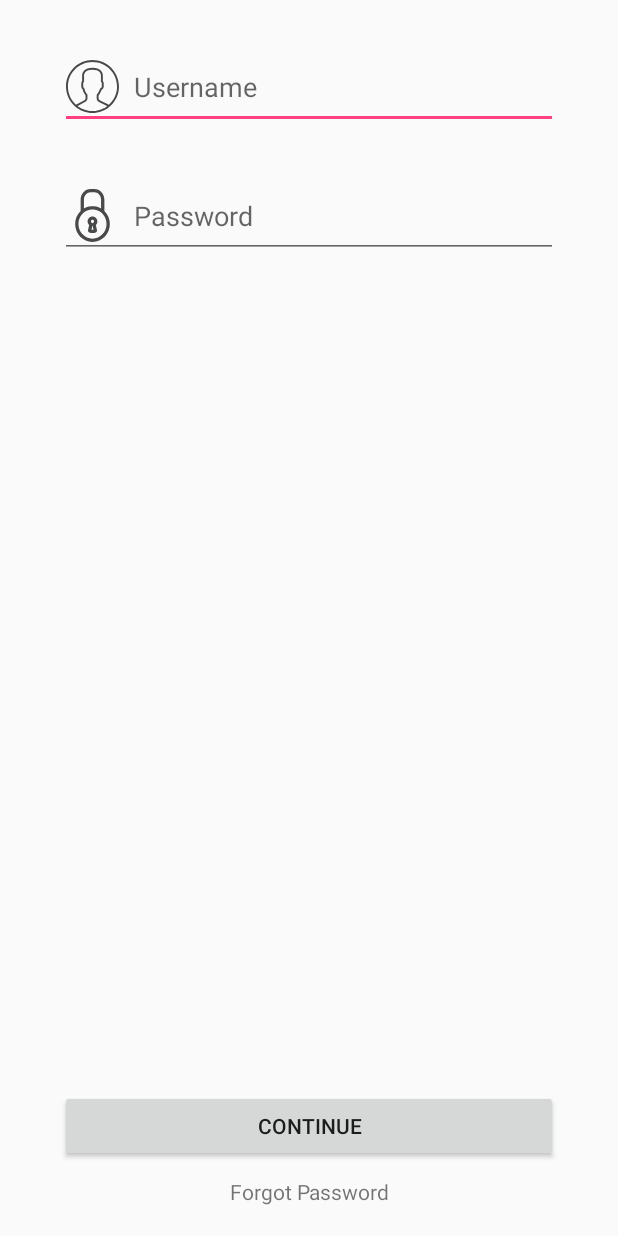
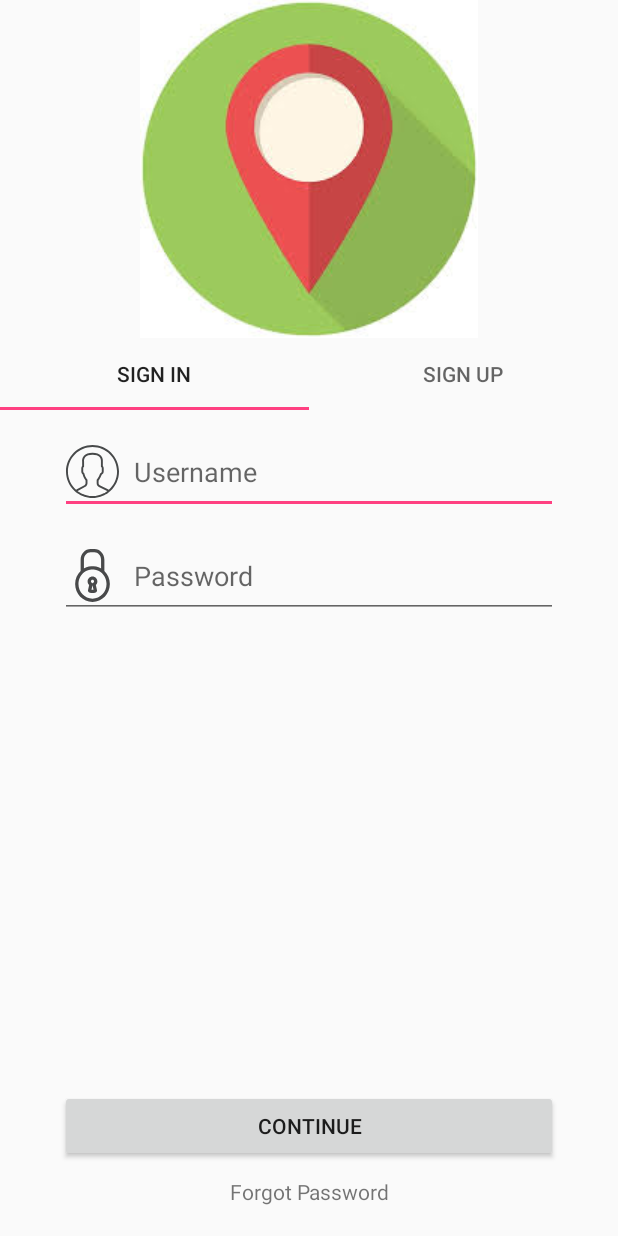
Before and after one commit to Ninise/CityDriveApp, an Android app: the LoginActivity screen opened directly, with no data from a screen before it, on a phone screen of 412 x 824 dp. Run offline under Robolectric (Android 15) with nearby library versions, the phone set to English and light mode, and no system bars.

Commit message:
Added presenter for login activity, added tablayout, some UI changes

```diff
--- a/app/src/main/AndroidManifest.xml
+++ b/app/src/main/AndroidManifest.xml
@@ -17,6 +17,8 @@
 
         <activity android:name=".mvp.view.login.LoginActivity"/>
 
+        <activity android:name=".mvp.view.main.MainActivity"/>
+
     </application>
 
 </manifest>
--- a/app/src/main/java/com/hazelhunt/citydriveapp/adapters/LoginViewPagerAdapter.kt
+++ b/app/src/main/java/com/hazelhunt/citydriveapp/adapters/LoginViewPagerAdapter.kt
@@ -9,9 +9,10 @@ import com.hazelhunt.citydriveapp.mvp.view.login.RegistrationFragment
 /**
  * Created by ninise on 7/24/16.
  */
-class LoginViewPagerAdapter(fragmentManager: FragmentManager) : FragmentPagerAdapter(fragmentManager) {
+class LoginViewPagerAdapter(fragmentManager: FragmentManager, asList: MutableList<String>) : FragmentPagerAdapter(fragmentManager) {
 
     val countOfPage = 2
+    val list = asList
 
     override fun getItem(position: Int): Fragment {
         if (position == 0)
@@ -22,4 +23,8 @@ class LoginViewPagerAdapter(fragmentManager: FragmentManager) : FragmentPagerAda
 
     override fun getCount(): Int = countOfPage
 
+    override fun getPageTitle(position: Int): CharSequence {
+        return list[position]
+    }
+
 }
--- /dev/null
+++ b/app/src/main/java/com/hazelhunt/citydriveapp/mvp/presenter/login/ILoginPresenter.kt
@@ -0,0 +1,11 @@
+package com.hazelhunt.citydriveapp.mvp.presenter.login
+
+/**
+ * Created by ninise on 7/25/16.
+ */
+interface ILoginPresenter {
+
+    fun login(name : String, pass : String)
+    fun forgot()
+
+}
--- /dev/null
+++ b/app/src/main/java/com/hazelhunt/citydriveapp/mvp/presenter/login/ILoginView.kt
@@ -0,0 +1,11 @@
+package com.hazelhunt.citydriveapp.mvp.presenter.login
+
+/**
+ * Created by ninise on 7/25/16.
+ */
+interface ILoginView {
+
+    fun onLoginSuccess()
+    fun onLoginFail()
+
+}
--- /dev/null
+++ b/app/src/main/java/com/hazelhunt/citydriveapp/mvp/presenter/login/LoginPresenter.kt
@@ -0,0 +1,17 @@
+package com.hazelhunt.citydriveapp.mvp.presenter.login
+
+/**
+ * Created by ninise on 7/25/16.
+ */
+class LoginPresenter(view : ILoginView) : ILoginPresenter {
+
+    var mView = view
+
+    override fun login(name: String, pass: String) {
+        mView.onLoginSuccess()
+    }
+
+    override fun forgot() {
+
+    }
+}
--- a/app/src/main/java/com/hazelhunt/citydriveapp/mvp/view/intro/IntroActivity.kt
+++ b/app/src/main/java/com/hazelhunt/citydriveapp/mvp/view/intro/IntroActivity.kt
@@ -5,7 +5,6 @@ import android.content.Intent
 import android.graphics.Color
 import android.os.Bundle
 import android.support.v4.app.Fragment
-import android.util.Log
 import com.github.paolorotolo.appintro.AppIntro2
 import com.github.paolorotolo.appintro.AppIntro2Fragment
 import com.github.paolorotolo.appintro.AppIntroFragment
--- a/app/src/main/java/com/hazelhunt/citydriveapp/mvp/view/login/LoginActivity.kt
+++ b/app/src/main/java/com/hazelhunt/citydriveapp/mvp/view/login/LoginActivity.kt
@@ -1,10 +1,12 @@
 package com.hazelhunt.citydriveapp.mvp.view.login
 
 import android.os.Bundle
+import android.support.design.widget.TabLayout
 import android.support.v4.view.ViewPager
 import com.hazelhunt.citydriveapp.R
 import com.hazelhunt.citydriveapp.adapters.LoginViewPagerAdapter
 import com.hazelhunt.citydriveapp.mvp.view.BaseActivity
+import java.util.*
 
 /**
  * Created by ninise on 7/24/16.
@@ -14,9 +16,12 @@ class LoginActivity : BaseActivity() {
     override fun onCreate(savedInstanceState: Bundle?) {
         super.onCreate(savedInstanceState)
         setContentView(R.layout.login_activity)
+
         val viewPager = findViewById(R.id.loginViewPager) as ViewPager?
-        viewPager?.adapter = LoginViewPagerAdapter(supportFragmentManager)
+        viewPager?.adapter = LoginViewPagerAdapter(supportFragmentManager, Arrays.asList(string(R.string.sign_in), string(R.string.sign_up)))
 
+        val tabLayout = findViewById(R.id.loginTabLayout) as TabLayout?
+        tabLayout?.setupWithViewPager(viewPager)
     }
 
 
--- a/app/src/main/java/com/hazelhunt/citydriveapp/mvp/view/login/LoginFragment.kt
+++ b/app/src/main/java/com/hazelhunt/citydriveapp/mvp/view/login/LoginFragment.kt
@@ -1,17 +1,24 @@
 package com.hazelhunt.citydriveapp.mvp.view.login
 
+import android.content.Intent
 import android.os.Bundle
 import android.support.v4.app.Fragment
 import android.view.LayoutInflater
 import android.view.View
 import android.view.ViewGroup
+import android.widget.Button
+import android.widget.EditText
 import com.hazelhunt.citydriveapp.R
 import com.hazelhunt.citydriveapp.extensions.inflate
+import com.hazelhunt.citydriveapp.mvp.presenter.login.ILoginView
+import com.hazelhunt.citydriveapp.mvp.presenter.login.LoginPresenter
+import com.hazelhunt.citydriveapp.mvp.view.BaseActivity
+import com.hazelhunt.citydriveapp.mvp.view.main.MainActivity
 
 /**
  * Created by ninise on 7/24/16.
  */
-class LoginFragment : Fragment() {
+class LoginFragment : Fragment(), ILoginView {
 
     object instance {
         fun newInstance(): LoginFragment = LoginFragment()
@@ -20,10 +27,23 @@ class LoginFragment : Fragment() {
     override fun onCreateView(inflater: LayoutInflater?, container: ViewGroup?, savedInstanceState: Bundle?): View? {
         val view = container?.inflate(R.layout.login_fragment)
 
+        var nameEditText = view?.findViewById(R.id.loginUserNameEditText) as EditText
+        var passEditText = view?.findViewById(R.id.loginUserPassEditText) as EditText
+
+        var mPresenter = LoginPresenter(this)
+
+        var loginButton = view?.findViewById(R.id.loginButton) as Button
+        loginButton.setOnClickListener { mPresenter.login(nameEditText.text.toString(), passEditText.text.toString()) }
 
 
         return view
     }
 
+    override fun onLoginSuccess() {
+        startActivity(Intent(context, MainActivity::class.java))
+    }
 
+    override fun onLoginFail() {
+
+    }
 }
--- a/app/src/main/res/layout/login_activity.xml
+++ b/app/src/main/res/layout/login_activity.xml
@@ -1,8 +1,9 @@
 <?xml version="1.0" encoding="utf-8"?>
 <RelativeLayout xmlns:android="http://schemas.android.com/apk/res/android"
-              android:orientation="vertical"
-              android:layout_width="match_parent"
-              android:layout_height="match_parent">
+                xmlns:app="http://schemas.android.com/apk/res-auto"
+                android:orientation="vertical"
+                android:layout_width="match_parent"
+                android:layout_height="match_parent">
 
     <ImageView
         android:id="@+id/loginAppLogoImageView"
@@ -10,14 +11,26 @@
         android:layout_height="wrap_content"
         android:layout_alignParentTop="true"
         android:layout_centerHorizontal="true"
+        android:src="@drawable/test_logo"
         />
 
+    <android.support.design.widget.TabLayout
+        android:id="@+id/loginTabLayout"
+        android:layout_width="match_parent"
+        android:layout_height="wrap_content"
+        android:layout_below="@id/loginAppLogoImageView"
+        android:layout_alignParentLeft="true"
+        android:layout_alignParentStart="true"
+        android:clickable="false"
+        app:tabMaxWidth="0dp"
+        app:tabGravity="fill"
+        app:tabMode="fixed"/>
 
     <android.support.v4.view.ViewPager
         android:id="@+id/loginViewPager"
         android:layout_width="match_parent"
         android:layout_height="match_parent"
-        android:layout_below="@id/loginAppLogoImageView"
+        android:layout_below="@id/loginTabLayout"
         />
 
 </RelativeLayout>
--- a/app/src/main/res/layout/login_fragment.xml
+++ b/app/src/main/res/layout/login_fragment.xml
@@ -11,11 +11,17 @@
         android:layout_height="wrap_content"
         android:layout_alignParentTop="true">
 
+        <android.support.v4.widget.Space
+            android:layout_width="20px"
+            android:layout_height="20px"
+            android:layout_weight="1"
+            />
+
         <EditText
             android:id="@+id/loginUserNameEditText"
             android:layout_width="match_parent"
             android:layout_height="wrap_content"
-            android:layout_marginTop="@dimen/login_fragment_edit_text_margin_top"
+            android:layout_weight="1"
             android:layout_marginLeft="@dimen/login_fragment_edit_text_margin_lr"
             android:layout_marginRight="@dimen/login_fragment_edit_text_margin_lr"
             android:hint="@string/login_username_hint"
@@ -24,17 +30,29 @@
             android:drawablePadding="10dip"
             />
 
+        <android.support.v4.widget.Space
+            android:layout_width="20px"
+            android:layout_height="20px"
+            android:layout_weight="1"
+            />
+
         <EditText
             android:id="@+id/loginUserPassEditText"
             android:layout_width="match_parent"
             android:layout_height="wrap_content"
-            android:layout_marginTop="@dimen/login_fragment_edit_text_margin_top"
+            android:layout_weight="1"
             android:layout_marginLeft="@dimen/login_fragment_edit_text_margin_lr"
             android:layout_marginRight="@dimen/login_fragment_edit_text_margin_lr"
             android:hint="@string/login_pass_hint"
             android:gravity="center_vertical"
             android:drawableLeft="@drawable/closed_lock"
             android:drawablePadding="10dip"
+            />
+
+        <android.support.v4.widget.Space
+            android:layout_width="20px"
+            android:layout_height="20px"
+            android:layout_weight="1"
             />
 
     </LinearLayout>
--- /dev/null
+++ b/app/src/main/res/layout/main_activity.xml
@@ -0,0 +1,6 @@
+<?xml version="1.0" encoding="utf-8"?>
+<RelativeLayout xmlns:android="http://schemas.android.com/apk/res/android"
+                android:layout_width="match_parent"
+                android:layout_height="match_parent">
+
+</RelativeLayout>
--- a/app/src/main/res/values/strings.xml
+++ b/app/src/main/res/values/strings.xml
@@ -8,6 +8,8 @@
     <string name="intro_third_desc">An assistant when moving around the city using public transport.</string>
     <string name="login_username_hint">Username</string>
     <string name="login_pass_hint">Password</string>
+    <string name="sign_in">Sign in</string>
+    <string name="sign_up">Sign up</string>
     <string name="forgot_pass">Forgot Password</string>
     <string name="login_continue">Continue</string>
     <string name="registration_email">Email</string>
```
Also changed, not shown: app/src/main/java/com/hazelhunt/citydriveapp/mvp/view/main/MainActivity.kt (added, +16 -0 lines), app/src/main/res/layout/registration_fragment.xml (+21 -3 lines), app/src/main/res/drawable/test_logo.jpg (added).
